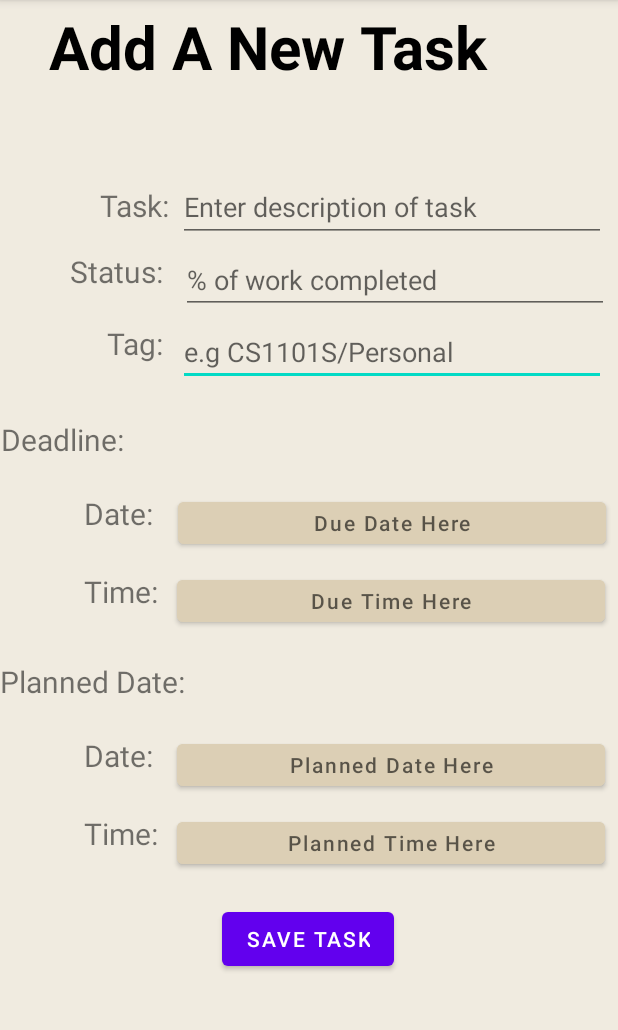
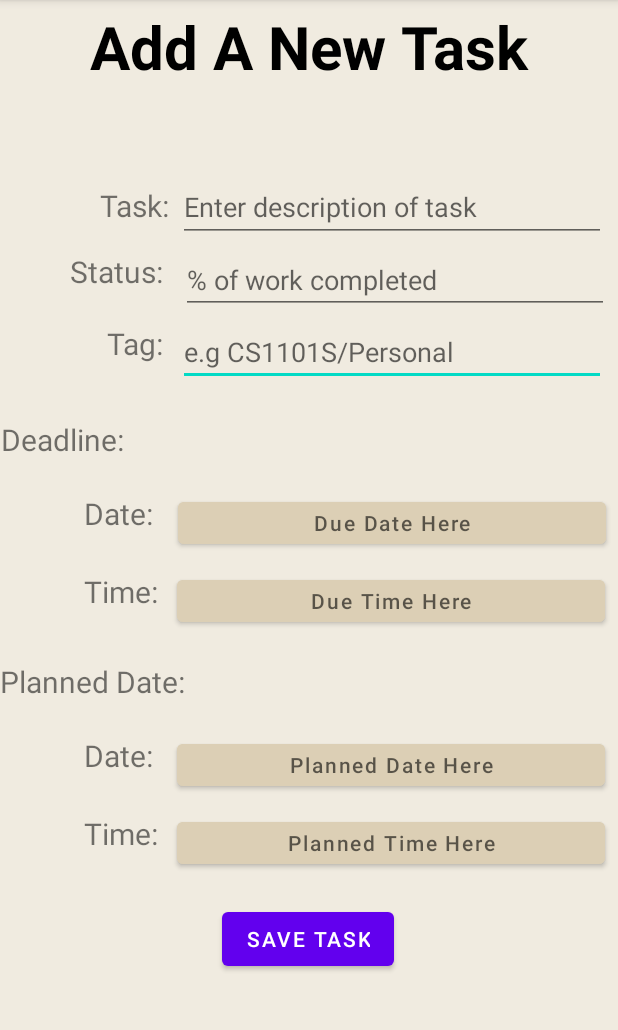
Before and after one commit to seanfirefox/TheGrumpyNUSFreshman, an Android app: the AddTaskActivity screen opened directly, with no data from a screen before it, on a phone screen of 412 x 824 dp, the part 84-1114 px from its top. Run offline under Robolectric (Android 15) with nearby library versions, the phone set to English and light mode, and no system bars; our stand-ins replace Firebase (no records; nobody signed in at launch, a user with empty details on screens opened directly).

Commit message:
Removed Button Code from AddTaskActivity and edits to *Task* XMLs

```diff
--- a/PlanNUS/app/src/main/java/com/example/plannus/AddTaskActivity.java
+++ b/PlanNUS/app/src/main/java/com/example/plannus/AddTaskActivity.java
@@ -23,7 +23,6 @@ import com.google.firebase.firestore.SetOptions;
 public class AddTaskActivity extends AppCompatActivity implements View.OnClickListener {
 
     private Button saveTask, dueDate, dueTime, plannedDate, plannedTime;
-    private ImageButton backButton;
     private EditText newTask, newStatus, newTag;
     private String userID;
     private SessionManager sessionManager;
@@ -61,8 +60,6 @@ public class AddTaskActivity extends AppCompatActivity implements View.OnClickLi
         plannedTime = findViewById(R.id.plannedTimeButton);
         plannedTime.setOnClickListener(this);
 
-        backButton = findViewById(R.id.imageButtonAddTask);
-        backButton.setOnClickListener(this);
     }
 
     @Override
--- a/PlanNUS/app/src/main/java/com/example/plannus/EditTaskActivity.java
+++ b/PlanNUS/app/src/main/java/com/example/plannus/EditTaskActivity.java
@@ -71,10 +71,10 @@ public class EditTaskActivity extends AppCompatActivity implements View.OnClickL
         editDueTime = findViewById(R.id.editDueTimeButton);
         editDueTime.setOnClickListener(this);
 
-        editPlannedDate = findViewById(R.id.editPlannedButton);
+        editPlannedDate = findViewById(R.id.editPlannedDateButton);
         editPlannedDate.setOnClickListener(this);
 
-        editPlannedTime = findViewById(R.id.editPlannedButton);
+        editPlannedTime = findViewById(R.id.editPlannedTimeButton);
         editPlannedTime.setOnClickListener(this);
     }
 
--- a/PlanNUS/app/src/main/res/layout/activity_add_task.xml
+++ b/PlanNUS/app/src/main/res/layout/activity_add_task.xml
@@ -9,11 +9,11 @@
 
     <TextView
         android:id="@+id/AddTasks"
-        android:layout_width="347dp"
+        android:layout_width="407dp"
         android:layout_height="67dp"
         android:layout_marginTop="4dp"
         android:text="Add A New Task"
-        android:textAlignment="viewStart"
+        android:textAlignment="center"
         android:textColor="#000000"
         android:textSize="40dp"
         android:textStyle="bold"
```
